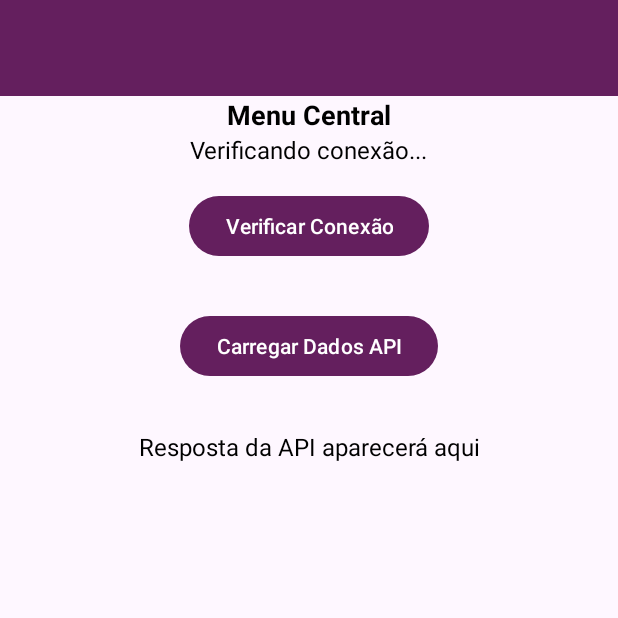
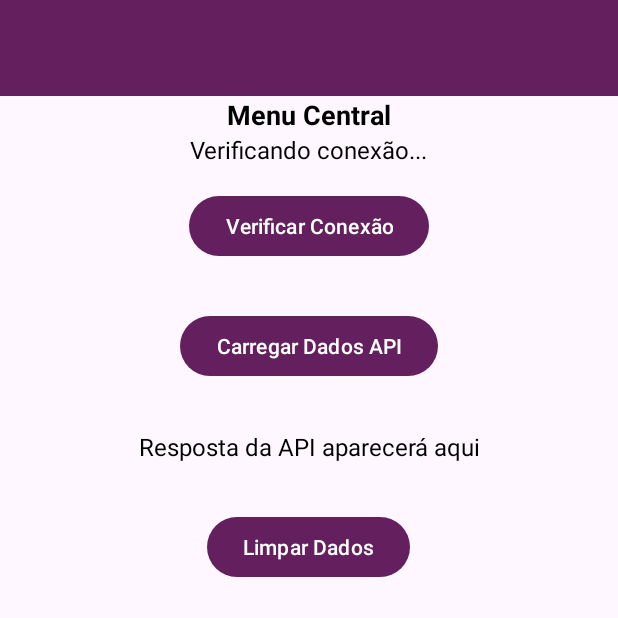
Before and after one commit to BarbaGrisalha/mobileSpotWine, an Android app: the MenuMainActivity screen opened directly, with no data from a screen before it, on a phone screen of 412 x 824 dp, the top half of it. Run offline under Robolectric (Android 15) with nearby library versions, the phone set to English and light mode, and no system bars; our stand-ins replace Volley; network calls fail.

Commit message:
Botão de limpar dados API.

```diff
--- a/app/src/main/java/pt/ipleiria/estg/dei/amsi/mobilesportwine/MenuMainActivity.java
+++ b/app/src/main/java/pt/ipleiria/estg/dei/amsi/mobilesportwine/MenuMainActivity.java
@@ -33,7 +33,7 @@ public class MenuMainActivity extends AppCompatActivity {
         super.onCreate(savedInstanceState);
         setContentView(R.layout.activity_menu_main);
 
-       //Referência ao Botao
+       //Referência ao Botao da API
         Button btnFetchData = findViewById(R.id.btnFetchData);
 
         //Adiciona o evento de clique no botão para chamar a API
@@ -41,6 +41,19 @@ public class MenuMainActivity extends AppCompatActivity {
             @Override
             public void onClick(View view) {
                 fetchCartData();
+            }
+        });
+
+        //Referencia ao botão de limpar
+        Button btnClearData = findViewById(R.id.btnClearData);
+
+        //Adiciona evento de clique para limpar os dados
+        btnClearData.setOnClickListener(new View.OnClickListener() {
+            @Override
+            public void onClick(View view) {
+                TextView tvApiResponse = findViewById(R.id.tvApiResponse);
+                tvApiResponse.setText("");//aqui limpa texto
+                Toast.makeText(MenuMainActivity.this,"Dados Apagados", Toast.LENGTH_SHORT).show();
             }
         });
 
--- a/app/src/main/res/layout/activity_menu_main.xml
+++ b/app/src/main/res/layout/activity_menu_main.xml
@@ -62,11 +62,19 @@
             android:gravity="center"
             android:textColor="@android:color/black"
             />
-
+        <!-- Limpar botão -->
+        <Button
+            android:id="@+id/btnClearData"
+            android:layout_width="wrap_content"
+            android:layout_height="wrap_content"
+            android:text="Limpar Dados"
+            android:layout_marginTop="16dp"
+            android:layout_gravity="center"/>
         <!-- RecyclerView para mostrar a lista-->
         <androidx.recyclerview.widget.RecyclerView
             android:id="@+id/recyclerView"
             android:layout_width="match_parent"
             android:layout_height="match_parent"/>
+
     </LinearLayout>
 </androidx.drawerlayout.widget.DrawerLayout>
```
